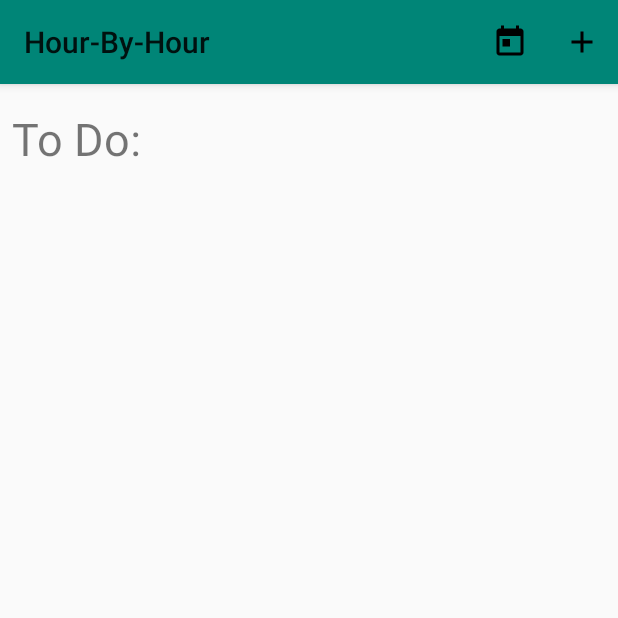
After one commit to Jrjenkins001/hourbyhour, an Android app: the toDoListActivity screen opened directly, with no data from a screen before it, on a phone screen of 412 x 824 dp, the top half of it. The commit adds this screen. Run offline under Robolectric (Android 15) with nearby library versions, the phone set to English and light mode, and no system bars.

Commit message:
Working on To Do list implementation. Crashes when adding new item, working on it.

```diff
--- a/app/src/main/java/com/example/hour_by_hour/Day.java
+++ b/app/src/main/java/com/example/hour_by_hour/Day.java
@@ -12,6 +12,7 @@ class Day implements Serializable {
         dayTasks = tasks;
     }
 
+    // TODO remove after testing
     static ArrayList<Day> createDays(int num){
         ArrayList<Day> days = new ArrayList<>();
         days.add(new Day());
--- a/app/src/main/java/com/example/hour_by_hour/EditTask.java
+++ b/app/src/main/java/com/example/hour_by_hour/EditTask.java
@@ -7,7 +7,6 @@ import android.support.v7.app.ActionBar;
 import android.support.v7.app.AppCompatActivity;
 import android.os.Bundle;
 import android.support.v7.widget.Toolbar;
-import android.util.Log;
 import android.view.Menu;
 import android.view.MenuInflater;
 import android.view.MenuItem;
--- /dev/null
+++ b/app/src/main/java/com/example/hour_by_hour/ToDoAdapter.java
@@ -0,0 +1,122 @@
+package com.example.hour_by_hour;
+
+import android.content.Context;
+import android.support.annotation.NonNull;
+import android.support.v7.widget.RecyclerView;
+import android.util.Log;
+import android.view.LayoutInflater;
+import android.view.View;
+import android.view.ViewGroup;
+import android.widget.CheckBox;
+import android.widget.CompoundButton;
+import android.widget.TextView;
+
+import java.io.Serializable;
+import java.util.List;
+
+
+/**
+ * Creates the cards that the Recycler View will use to work with
+ */
+public class ToDoAdapter extends RecyclerView.Adapter<ToDoAdapter.ToDoViewHolder>
+        implements Serializable {
+
+    private final List<ToDo> toDoList;
+    private onCheckBoxListener listener;
+
+    public interface onCheckBoxListener {
+        ToDo selectedToDo(CompoundButton button, boolean isChecked);
+    }
+
+    /**
+     * Display system that is used
+     */
+    public class ToDoViewHolder extends RecyclerView.ViewHolder
+            implements View.OnClickListener, Serializable{
+
+        final TextView toDoName;
+        final CheckBox complete;
+
+        /**
+         * create a card that has the view items selected
+         * @param itemView the layout being used
+         */
+        ToDoViewHolder(View itemView) {
+            super(itemView);
+
+            try {
+                listener = (onCheckBoxListener) itemView.getContext();
+            } catch (ClassCastException e) {
+                throw new ClassCastException("Must implement onCheckBoxListener");
+            }
+            toDoName = itemView.findViewById(R.id.to_do_name);
+            complete = itemView.findViewById(R.id.checkBox);
+
+            itemView.setOnClickListener(this);
+
+            complete.setOnCheckedChangeListener(new CompoundButton.OnCheckedChangeListener() {
+                @Override
+                public void onCheckedChanged(CompoundButton buttonView, boolean isChecked) {
+                    complete.setChecked(isChecked);
+                }
+            });
+        }
+
+        /**
+         * When a card is clicked, you are able to view the details of the event
+         * @param view card being selected
+         */
+        @Override
+        public void onClick(View view){
+            int position = getAdapterPosition();
+
+            if(position != RecyclerView.NO_POSITION) {
+                ToDo task = toDoList.get(position);
+
+                Log.i("ToDo", task.get_name() + "was clicked");
+            }
+        }
+
+    }
+
+    /**
+     * fill the TaskAdapter with the provided list
+     * @param toDoList the tasks of a specific day
+     */
+    ToDoAdapter(List<ToDo> toDoList){
+        this.toDoList = toDoList;
+    }
+
+    @Override
+    @NonNull
+    public ToDoAdapter.ToDoViewHolder onCreateViewHolder(@NonNull ViewGroup parent,
+                                                         int viewType) {
+
+        Context context = parent.getContext();
+        LayoutInflater inflater = LayoutInflater.from(context);
+
+        View toDoView = inflater.inflate(R.layout.to_do_view_card, parent, false);
+
+        return new ToDoViewHolder(toDoView);
+    }
+
+    @Override
+    public void onBindViewHolder(@NonNull ToDoViewHolder holder, int position) {
+        ToDo toDo = toDoList.get(position);
+
+        TextView name = holder.toDoName;
+        CheckBox complete = holder.complete;
+
+        name.setText(toDo.get_name());
+        complete.setChecked(toDo.get_completed());
+    }
+
+    @Override
+    public int getItemCount() {
+        if(toDoList == null){
+            return 0;
+        }
+
+        return toDoList.size();
+    }
+}
--- /dev/null
+++ b/app/src/main/java/com/example/hour_by_hour/toDoListActivity.java
@@ -0,0 +1,129 @@
+package com.example.hour_by_hour;
+
+import android.content.Context;
+import android.content.Intent;
+import android.content.SharedPreferences;
+import android.support.v4.app.DialogFragment;
+import android.support.v7.app.AppCompatActivity;
+import android.os.Bundle;
+import android.support.v7.widget.LinearLayoutManager;
+import android.support.v7.widget.RecyclerView;
+import android.support.v7.widget.Toolbar;
+import android.view.Menu;
+import android.view.MenuInflater;
+import android.view.MenuItem;
+import android.widget.CompoundButton;
+
+import com.google.gson.Gson;
+import com.google.gson.reflect.TypeToken;
+
+import java.util.ArrayList;
+import java.util.List;
+
+import static java.util.Collections.sort;
+
+public class toDoListActivity extends AppCompatActivity implements AddNewToDoDialogFragment.AddNewToDoDialogListener{
+    List<ToDo> _toDoList;
+    List<ToDo> _completeList;
+    RecyclerView.Adapter mAdapter;
+    Gson gson;
+
+    @Override
+    protected void onCreate(Bundle savedInstanceState) {
+        super.onCreate(savedInstanceState);
+        setContentView(R.layout.to_do_list);
+
+        gson = new Gson();
+
+        _toDoList = new ArrayList<>();
+        _completeList = new ArrayList<>();
+
+        SharedPreferences sharedPref = this.getPreferences(Context.MODE_PRIVATE);
+        if(sharedPref.contains(getString(R.string.SAVE_DATA_TO_DO_LIST))) {
+             String toDoString = sharedPref.getString(getString(R.string.SAVE_DATA_TO_DO_LIST), "Empty");
+             if(toDoString != null && !toDoString.equals("Empty")) {
+                 _toDoList = gson.fromJson(toDoString, new TypeToken<List<ToDo>>(){}.getType());
+             }
+        }
+
+        if(sharedPref.contains(getString(R.string.SAVE_DATA_COMPLETED_LIST))) {
+            String completeString = sharedPref.getString(getString(R.string.SAVE_DATA_COMPLETED_LIST), "Empty");
+            if(completeString != null && !completeString.equals("Empty")) {
+                _completeList = gson.fromJson(completeString, new TypeToken<List<ToDo>>(){}.getType());
+            }
+        }
+
+        initializeRecyclerView(_toDoList);
+
+        Toolbar myToolbar = findViewById(R.id.toolbar_to_do_list);
+        setSupportActionBar(myToolbar);
+    }
+
+    private void initializeRecyclerView(List<ToDo> toDo){
+        RecyclerView recyclerView = findViewById(R.id.to_do_recycler_view);
+        RecyclerView.LayoutManager layoutManager = new LinearLayoutManager(this);
+        recyclerView.setLayoutManager(layoutManager);
+        mAdapter = new ToDoAdapter(toDo);
+        recyclerView.setAdapter(mAdapter);
+    }
+
+    @Override
+    public boolean onCreateOptionsMenu(Menu menu){
+        MenuInflater inflater = getMenuInflater();
+        inflater.inflate(R.menu.menu_to_do_list, menu);
+        return super.onCreateOptionsMenu(menu);
+    }
+
+    @Override
+    public boolean onOptionsItemSelected(MenuItem menu){
+        switch (menu.getItemId()) {
+            case (R.id.month_view_to_do):
+                Intent intent = new Intent(this, MainActivity.class);
+                startActivity(intent);
+                return true;
+
+            case (R.id.add_to_do):
+                // alert dialog
+                showAddToDoDialog();
+                return true;
+            default:
+                // shouldn't get here at all
+                return false;
+        }
+    }
+
+    @Override
+    public void onPause() {
+        super.onPause();
+
+        gson = new Gson();
+        String toDoJSON = gson.toJson(_toDoList);
+        String completeJSON = gson.toJson(_completeList);
+
+        SharedPreferences sharedPreferences = this.getPreferences(Context.MODE_PRIVATE);
+        SharedPreferences.Editor editor = sharedPreferences.edit();
+        editor.putString(getString(R.string.SAVE_DATA_TO_DO_LIST),toDoJSON);
+        editor.putString(getString(R.string.SAVE_DATA_COMPLETED_LIST), completeJSON);
+        editor.apply();
+    }
+
+    /**
+     * Create an instance of the dialog fragment and show it
+     */
+    public void showAddToDoDialog() {
+        DialogFragment dialog = new AddNewToDoDialogFragment();
+        dialog.show(getSupportFragmentManager(), "AddNewToDo");
+    }
+
+    @Override
+    public void onDialogPositiveClick(DialogFragment dialog, String name) {
+        _toDoList.add(new ToDo(name));
+        sort(_toDoList);
+        mAdapter.notifyDataSetChanged();
+    }
+
+    @Override
+    public void onDialogNegativeClick(DialogFragment dialog) {
+        dialog.dismiss();
+    }
+}
--- /dev/null
+++ b/app/src/main/res/drawable/ic_today_black_24dp.xml
@@ -0,0 +1,9 @@
+<vector xmlns:android="http://schemas.android.com/apk/res/android"
+        android:width="24dp"
+        android:height="24dp"
+        android:viewportWidth="24.0"
+        android:viewportHeight="24.0">
+    <path
+        android:fillColor="#FF000000"
+        android:pathData="M19,3h-1L18,1h-2v2L8,3L8,1L6,1v2L5,3c-1.11,0 -1.99,0.9 -1.99,2L3,19c0,1.1 0.89,2 2,2h14c1.1,0 2,-0.9 2,-2L21,5c0,-1.1 -0.9,-2 -2,-2zM19,19L5,19L5,8h14v11zM7,10h5v5L7,15z"/>
+</vector>
--- a/app/src/main/res/layout/day_view.xml
+++ b/app/src/main/res/layout/to_do_list.xml
@@ -2,11 +2,12 @@
 <android.support.constraint.ConstraintLayout
     xmlns:android="http://schemas.android.com/apk/res/android"
     xmlns:app="http://schemas.android.com/apk/res-auto"
+    xmlns:tools="http://schemas.android.com/tools"
     android:layout_width="match_parent"
     android:layout_height="match_parent">
 
     <android.support.v7.widget.Toolbar
-        android:id="@+id/toolbar_day_view"
+        android:id="@+id/toolbar_to_do_list"
         android:layout_width="match_parent"
         android:layout_height="?attr/actionBarSize"
         android:background="@color/colorPrimary"
@@ -18,9 +19,9 @@
         app:popupTheme="@style/ThemeOverlay.AppCompat.Light" />
 
     <android.support.v7.widget.RecyclerView
-        android:id="@+id/day_recycler_view"
-        android:layout_width="258dp"
-        android:layout_height="656dp"
+        android:id="@+id/to_do_recycler_view"
+        android:layout_width="match_parent"
+        android:layout_height="0dp"
         android:layout_marginStart="8dp"
         android:layout_marginTop="8dp"
         android:layout_marginEnd="8dp"
@@ -28,7 +29,18 @@
         app:layout_constraintBottom_toBottomOf="parent"
         app:layout_constraintEnd_toEndOf="parent"
         app:layout_constraintHorizontal_bias="0.0"
-        app:layout_constraintTop_toBottomOf="@+id/toolbar_day_view"
-        app:layout_constraintVertical_bias="0.666" />
+        app:layout_constraintStart_toStartOf="parent"
+        app:layout_constraintTop_toBottomOf="@+id/textView" />
+
+    <TextView
+        android:id="@+id/textView"
+        android:layout_width="wrap_content"
+        android:layout_height="wrap_content"
+        android:layout_marginStart="8dp"
+        android:layout_marginTop="16dp"
+        android:text="@string/to_do_list_title"
+        android:textSize="30sp"
+        app:layout_constraintStart_toStartOf="parent"
+        app:layout_constraintTop_toBottomOf="@+id/toolbar_to_do_list" />
 
 </android.support.constraint.ConstraintLayout>
--- /dev/null
+++ b/app/src/main/res/menu/menu_to_do_list.xml
@@ -0,0 +1,17 @@
+<?xml version="1.0" encoding="utf-8"?>
+<menu xmlns:app="http://schemas.android.com/apk/res-auto"
+    xmlns:android="http://schemas.android.com/apk/res/android">
+
+    <item
+        android:id="@+id/month_view_to_do"
+        android:icon="@drawable/ic_today_black_24dp"
+        android:title="@string/change_to_monthly_view"
+        app:showAsAction="never|ifRoom" />
+
+    <item
+        android:id="@+id/add_to_do"
+        android:icon="@drawable/ic_add_black_24dp"
+        android:title="@string/add_item_to_do"
+        app:showAsAction="ifRoom" />
+
+</menu>
--- a/app/src/main/res/values/strings.xml
+++ b/app/src/main/res/values/strings.xml
@@ -19,7 +19,7 @@
     <!-- Menu Items -->
     <string name="edit_event_menu_add">Create Event</string>
     <string name="edit_event_menu_delete">Delete Event</string>
-    <string name="change_to_daily_view">Daily View</string>
+    <string name="change_to_to_do_list">To Do List</string>
     <string name="change_to_weekly_view">Weekly View</string>
     <string name="change_to_monthly_view">Monthly View</string>
 
@@ -37,4 +37,14 @@
 
     <!-- TODO: Remove or change this placeholder text -->
     <string name="hello_blank_fragment">Hello blank fragment</string>
+    <string name="to_do_list_title">To Do:</string>
+    <string name="add_item_to_do">Add new item</string>
+    <string name="EXTRA_VIEW_SELECTION">com.example.hour_by_hour.EXTRA_VIEW_SELECTION</string>
+    <string name="SAVE_DATA_TO_DO_LIST">com.example.hour_by_hour.SAVE_DATA_TO_DO_LIST</string>
+    <string name="to_do_name">Unable to read name</string>
+    <string name="SAVE_DATA_COMPLETED_LIST">com.example.hour_by_hour.SAVE_DATA_COMPLETE_LIST</string>
+    <string name="switch_lists_to_do">Switch Lists</string>
+    <string name="create_to_do_dialog">Enter a name</string>
+    <string name="to_do_dialog_done">Done</string>
+    <string name="to_do_dialog_cancel">Cancel</string>
 </resources>
--- a/build.gradle
+++ b/build.gradle
@@ -14,6 +14,10 @@ buildscript {
 }
 
 allprojects {
+    tasks.withType(JavaCompile) {
+        options.compilerArgs << "-Xlint:unchecked" << "-Xlint:deprecation"
+    }
+
     repositories {
         google()
         jcenter()
```
Also changed, not shown: app/src/main/AndroidManifest.xml (+5 -3 lines), app/src/main/java/com/example/hour_by_hour/AddNewToDoDialogFragment.java (added, +54 -0 lines), app/src/main/java/com/example/hour_by_hour/MainActivity.java (+10 -12 lines), app/src/main/java/com/example/hour_by_hour/Task.java (+18 -10 lines), app/src/main/java/com/example/hour_by_hour/ToDo.java (added, +38 -0 lines), app/src/main/res/drawable/ic_swap_horiz_black_24dp.xml (added, +9 -0 lines), app/src/main/res/layout/to_do_list_dialog.xml (added, +37 -0 lines), app/src/main/res/layout/to_do_view_card.xml (added, +32 -0 lines), app/src/main/res/menu/menu_main.xml (+4 -3 lines).
